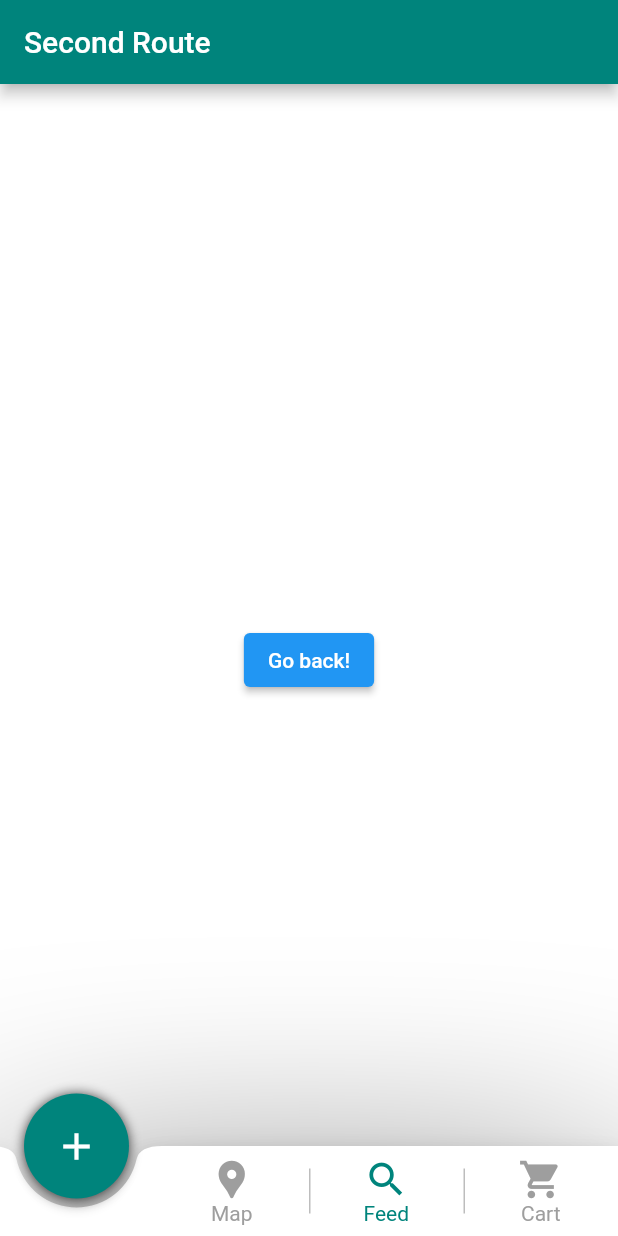
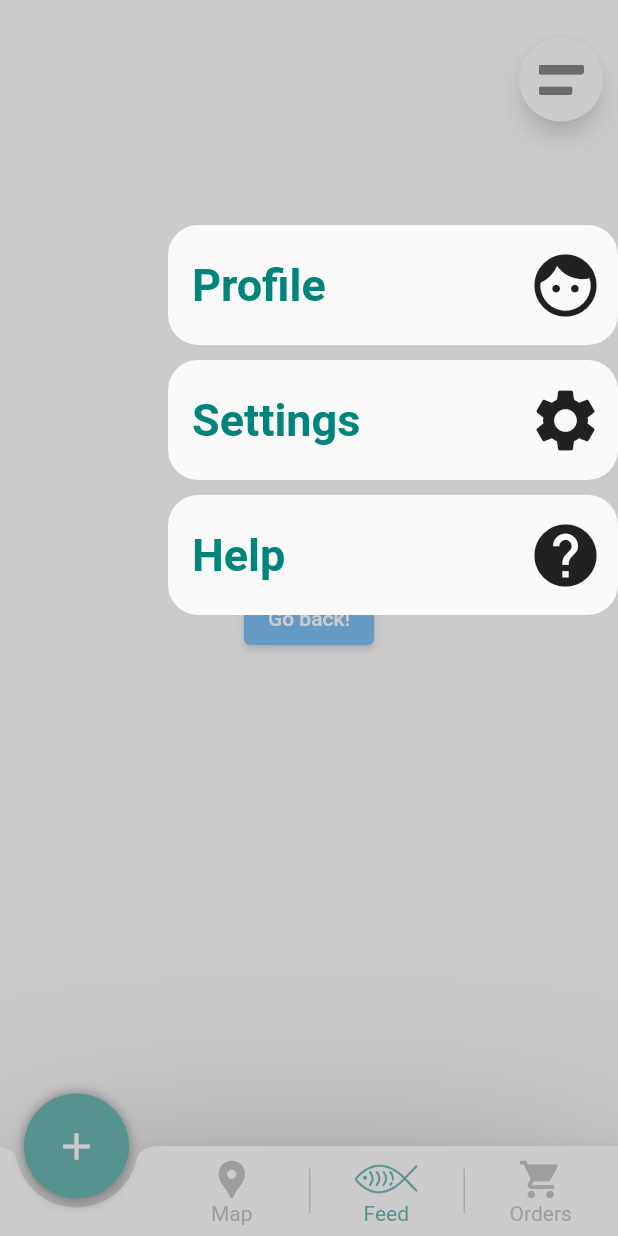
Before and after one commit to Mr-Vicente/IPM_Fisheller, a Flutter app: the screen it shows after launch, item 2 of the bottom bar chosen, with the side drawer open (before the commit the screen has no drawer), on a phone screen of 412 x 824 dp. Run offline on Flutter 3.47's test engine with Material 2 defaults, Android fonts, the phone set to English and light mode, and no system bars; our stand-ins replace flutter_svg, google_maps_flutter, location.

Commit message:
drawer working - kinda useless, nav bar layout done, still need to make the plus icon pop up the other box

```diff
--- a/lib/components/home.dart
+++ b/lib/components/home.dart
@@ -3,6 +3,7 @@ import 'package:flutter/material.dart';
 import 'package:fisheller_app/constants.dart';
 import 'package:fisheller_app/screens/map/map_screen.dart';
 import 'package:fisheller_app/components/navigation_bar.dart';
+import 'package:fisheller_app/components/home_components/amaz_drawer.dart';
 
 class Home extends StatefulWidget {
   @override
@@ -15,12 +16,38 @@ class _HomeState extends State<Home> {
   int _currentIndex = 0;
   //TODO add Feed and Cart pages here
   final List<Widget> _children = [MapPage(), SecondRoute()];
-
+  var scaffoldKey = GlobalKey<ScaffoldState>();
   @override
   Widget build(BuildContext context) {
     return Scaffold(
+      key: scaffoldKey,
       extendBody: true,
-      body: _children[_currentIndex],
+      body: Stack(children: <Widget>[
+        _children[_currentIndex],
+        Positioned(
+            top: 25,
+            right: 10,
+            child: SafeArea(
+                child: FloatingActionButton(
+              onPressed: () => scaffoldKey.currentState.openEndDrawer(),
+              child: Image.asset('assets/icons/extra_menu.png', height: 20),
+              backgroundColor: Colors.white,
+            ))),
+      ]),
+
+      drawerScrimColor: Colors.grey.withOpacity(0.54),
+      endDrawer: AmazDrawer(
+        topPosition:150,
+        width: 300,
+        height: 80,
+        elevation: 5,
+        color: PRIMARY_COLOUR,
+        //backgroundColor: WHITE_COLOUR,
+        items: [
+        AmazDrawerItem(iconData: Icons.face, iconSize: 50.0, text: "Profile"),
+        AmazDrawerItem(iconData: Icons.settings, iconSize: 50.0, text: "Settings"),
+        AmazDrawerItem(iconData: Icons.help, iconSize: 50.0, text: "Help")
+      ]),
       bottomNavigationBar: Container(
         decoration: BoxDecoration(
           shape: BoxShape.rectangle,
@@ -41,8 +68,9 @@ class _HomeState extends State<Home> {
           onTabSelected: _onTabTapped,
           items: [
             FABBottomAppBarItem(iconData: Icons.location_pin, text: 'Map'),
-            FABBottomAppBarItem(iconData: Icons.search, text: 'Feed'),
-            FABBottomAppBarItem(iconData: Icons.shopping_cart, text: 'Cart'),
+            FABBottomAppBarItem(
+                imageName: "assets/icons/feed_green_icon.png", text: 'Feed'),
+            FABBottomAppBarItem(iconData: Icons.shopping_cart, text: 'Orders'),
           ],
         ),
       ),
@@ -78,8 +106,6 @@ class _HomeState extends State<Home> {
       _currentIndex = index;
     });
   }
-
-
 }
 
 class SecondRoute extends StatelessWidget {
@@ -87,9 +113,6 @@ class SecondRoute extends StatelessWidget {
   Widget build(BuildContext context) {
     return Scaffold(
       backgroundColor: Colors.white,
-      appBar: AppBar(
-        title: Text("Second Route"),
-      ),
       body: Center(
         child: ElevatedButton(
           onPressed: () {
--- /dev/null
+++ b/lib/components/home_components/amaz_drawer.dart
@@ -0,0 +1,125 @@
+import 'package:flutter/material.dart';
+
+class AmazDrawerItem {
+  AmazDrawerItem(
+      {this.iconData,
+      this.imageName,
+      this.iconSize,
+      this.title,
+      this.text: 'default',
+      this.textSize: 30.0});
+  IconData iconData;
+  String imageName;
+  double iconSize;
+  String title;
+  String text;
+  double textSize;
+}
+
+class AmazDrawer extends StatefulWidget {
+  AmazDrawer({
+    this.items,
+    this.topPosition: 50.0,
+    this.rightPosition: 0,
+    this.height: 100.0,
+    this.width: 200.0,
+    this.distance: 10.0,
+    //this.icon,
+    //this.imageName,
+    //this.iconSize,
+    //this.text,
+    this.backgroundColor,
+    this.color,
+    this.selectedColor,
+    this.elevation: 16.0,
+  }) {}
+  final List<AmazDrawerItem> items;
+  double topPosition;
+  double rightPosition;
+  double height;
+  double width;
+  double distance;
+  //final IconData icon;
+  //final double iconSize;
+  //final String imageName;
+  //final String text;
+  final Color backgroundColor;
+  final Color color;
+  final Color selectedColor;
+  double elevation;
+
+  @override
+  State<StatefulWidget> createState() => AmazDrawerState();
+}
+
+class AmazDrawerState extends State<AmazDrawer> {
+  @override
+  Widget build(BuildContext context) {
+    List<Widget> items = List.generate(widget.items.length, (int index) {
+      return _buildDrawerItem(
+        item: widget.items[index],
+        index: index,
+      );
+    });
+
+    return Stack(children: items);
+  }
+
+  Widget _buildDrawerItem({
+    AmazDrawerItem item,
+    int index,
+  }) {
+    var header;
+    if (item.title != null) {
+      header = DrawerHeader(
+        child: Text(item.title),
+        decoration: BoxDecoration(
+          color: Colors.teal,
+        ),
+      );
+    }
+    var icon;
+    if (item.iconData != null) {
+      icon = Icon(
+        item.iconData,
+        size: item.iconSize,
+      );
+    } else
+      icon = Image.asset(item.imageName, height: item.iconSize);
+
+    return Positioned(
+        top: widget.topPosition + index * (widget.height + widget.distance),
+        right: widget.rightPosition,
+        child: Container(
+            height: widget.height,
+            width: widget.width,
+            color: widget.backgroundColor,
+            child: ClipRRect(
+              borderRadius: BorderRadius.horizontal(
+                  left: Radius.circular(20.0), right: Radius.circular(20.0)),
+              child: Drawer(
+                elevation: widget.elevation,
+                child: Row(
+                  children: [
+                    Expanded(
+                      child: ListTile(
+                        title: Text(
+                          item.text,
+                          style: TextStyle(
+                            fontSize: item.textSize,
+                            color: widget.color,
+                            fontWeight: FontWeight.w600,
+                          ),
+                        ),
+                        onTap: () {
+                          Navigator.pop(context);
+                        },
+                      ),
+                    ),
+                    SizedBox(width: item.iconSize + 20, child: icon),
+                  ],
+                ),
+              ),
+            )));
+  }
+}
--- a/lib/components/navigation_bar.dart
+++ b/lib/components/navigation_bar.dart
@@ -1,8 +1,10 @@
 import 'package:flutter/material.dart';
+import 'package:fisheller_app/constants.dart';
 
 class FABBottomAppBarItem {
-  FABBottomAppBarItem({this.iconData, this.text});
+  FABBottomAppBarItem({this.iconData, this.imageName, this.text});
   IconData iconData;
+  String imageName;
   String text;
 }
 
@@ -102,6 +104,22 @@ class FABBottomAppBarState extends State<FABBottomAppBar> {
     ValueChanged<int> onPressed,
   }) {
     Color color = _selectedIndex == index ? widget.selectedColor : widget.color;
+    var icon;
+    if (item.iconData != null) {
+      icon = Icon(
+        item.iconData,
+        color: color,
+        size: 30,
+      );
+    } else
+      icon = Column(children: <Widget>[
+        Image.asset(
+          item.imageName,
+          color: color,
+          height: 22,
+        ),
+        SizedBox(height: 4)
+      ]);
 
     return Expanded(
       child: SizedBox(
@@ -111,14 +129,17 @@ class FABBottomAppBarState extends State<FABBottomAppBar> {
           child: InkWell(
             onTap: () => onPressed(index),
             child: Column(
-              mainAxisSize: MainAxisSize.min,
-              mainAxisAlignment: MainAxisAlignment.center,
+              mainAxisSize: MainAxisSize.max,
+              mainAxisAlignment: MainAxisAlignment.end,
               children: <Widget>[
-                Icon(item.iconData, color: color, size: widget.iconSize),
+                icon,
                 Text(
                   item.text,
                   style: TextStyle(color: color),
-                )
+                ),
+                SizedBox(
+                  height: 7,
+                ),
               ],
             ),
           ),
```
Also changed, not shown: assets/icons/feed_green_icon.png (added), assets/icons/feed_grey_icon.png (added), 1 other file.
